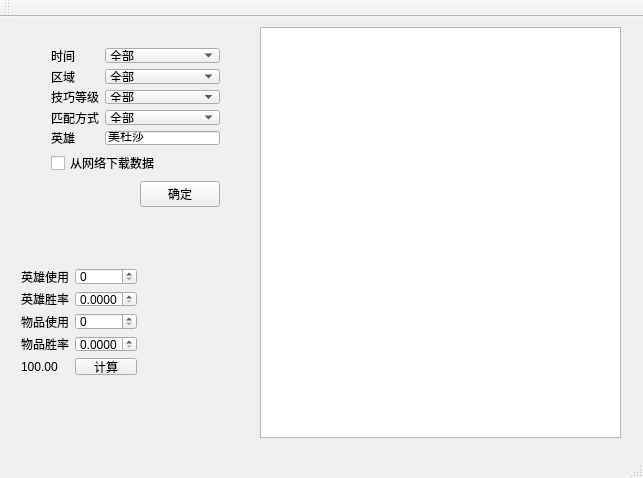
This is mainwindow.ui in vkensou/DOTA2Statistics as Qt 5 draws it before an edit. The edited form follows.
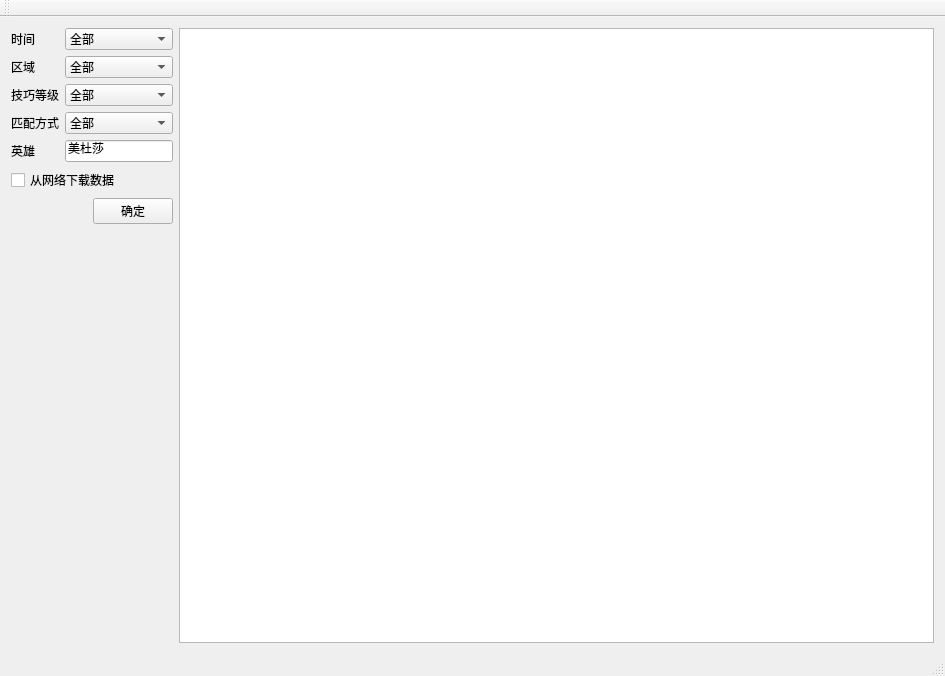
This is the edited form.

Commit message: Optimize Managers' save functions. Optimize ui.

```diff
--- a/mainwindow.ui
+++ b/mainwindow.ui
@@ -6,213 +6,48 @@
    <rect>
     <x>0</x>
     <y>0</y>
-    <width>643</width>
-    <height>478</height>
+    <width>945</width>
+    <height>676</height>
    </rect>
   </property>
   <property name="windowTitle">
    <string>MainWindow</string>
   </property>
   <widget class="QWidget" name="centralWidget">
-   <widget class="QWidget" name="gridLayoutWidget">
-    <property name="geometry">
-     <rect>
-      <x>10</x>
-      <y>240</y>
-      <width>138</width>
-      <height>129</height>
-     </rect>
-    </property>
-    <layout class="QFormLayout" name="formLayout">
-     <property name="fieldGrowthPolicy">
-      <enum>QFormLayout::AllNonFixedFieldsGrow</enum>
-     </property>
-     <item row="0" column="1">
-      <widget class="QSpinBox" name="spin_HeroUsed">
-       <property name="maximum">
-        <number>999999999</number>
-       </property>
-      </widget>
-     </item>
-     <item row="1" column="0">
-      <widget class="QLabel" name="label_2">
-       <property name="text">
-        <string>英雄胜率</string>
-       </property>
-      </widget>
-     </item>
-     <item row="1" column="1">
-      <widget class="QDoubleSpinBox" name="spin_HeroRate">
-       <property name="decimals">
-        <number>4</number>
-       </property>
-       <property name="maximum">
-        <double>1.000000000000000</double>
-       </property>
-       <property name="singleStep">
-        <double>0.100000000000000</double>
-       </property>
-      </widget>
-     </item>
-     <item row="2" column="0">
-      <widget class="QLabel" name="label_3">
-       <property name="text">
-        <string>物品使用</string>
-       </property>
-      </widget>
-     </item>
-     <item row="2" column="1">
-      <widget class="QSpinBox" name="spin_ItemUsed">
-       <property name="maximum">
-        <number>999999999</number>
-       </property>
-      </widget>
-     </item>
-     <item row="3" column="0">
-      <widget class="QLabel" name="label_4">
-       <property name="text">
-        <string>物品胜率</string>
-       </property>
-      </widget>
-     </item>
-     <item row="3" column="1">
-      <widget class="QDoubleSpinBox" name="spin_ItemRate">
-       <property name="decimals">
-        <number>4</number>
-       </property>
-       <property name="maximum">
-        <double>1.000000000000000</double>
-       </property>
-       <property name="singleStep">
-        <double>0.100000000000000</double>
-       </property>
-      </widget>
-     </item>
-     <item row="4" column="0">
-      <widget class="QLabel" name="lbl_result">
-       <property name="text">
-        <string>100.00</string>
-       </property>
-      </widget>
-     </item>
-     <item row="4" column="1">
-      <widget class="QPushButton" name="btn_CalcX2">
-       <property name="text">
-        <string>计算</string>
-       </property>
-      </widget>
-     </item>
+   <layout class="QGridLayout" name="gridLayout_3">
      <item row="0" column="0">
-      <widget class="QLabel" name="label">
-       <property name="text">
-        <string>英雄使用</string>
-       </property>
-      </widget>
-     </item>
-    </layout>
-   </widget>
-   <widget class="QTableWidget" name="table_items">
-    <property name="geometry">
-     <rect>
-      <x>260</x>
-      <y>10</y>
-      <width>361</width>
-      <height>411</height>
-     </rect>
-    </property>
-    <property name="editTriggers">
-     <set>QAbstractItemView::NoEditTriggers</set>
-    </property>
-    <property name="rowCount">
-     <number>0</number>
-    </property>
-    <property name="columnCount">
-     <number>2</number>
-    </property>
-    <attribute name="horizontalHeaderVisible">
-     <bool>false</bool>
-    </attribute>
-    <attribute name="verticalHeaderVisible">
-     <bool>false</bool>
-    </attribute>
-    <column/>
-    <column/>
-   </widget>
-   <widget class="QWidget" name="verticalLayoutWidget">
-    <property name="geometry">
-     <rect>
-      <x>40</x>
-      <y>20</y>
-      <width>191</width>
-      <height>181</height>
-     </rect>
-    </property>
-    <layout class="QVBoxLayout" name="verticalLayout">
+     <layout class="QVBoxLayout" name="verticalLayout_2">
+      <property name="sizeConstraint">
+       <enum>QLayout::SetMinAndMaxSize</enum>
+      </property>
+      <item>
+       <layout class="QVBoxLayout" name="verticalLayout_3">
+        <property name="sizeConstraint">
+         <enum>QLayout::SetMaximumSize</enum>
+        </property>
      <item>
       <layout class="QGridLayout" name="gridLayout">
-       <item row="4" column="1">
-        <widget class="QLineEdit" name="edt_heroname">
-         <property name="text">
-          <string>美杜莎</string>
-         </property>
-        </widget>
-       </item>
-       <item row="4" column="0">
-        <widget class="QLabel" name="label_9">
-         <property name="text">
-          <string>英雄</string>
-         </property>
-        </widget>
-       </item>
-       <item row="1" column="0">
-        <widget class="QLabel" name="label_6">
-         <property name="text">
-          <string>区域</string>
-         </property>
-        </widget>
-       </item>
-       <item row="1" column="1">
-        <widget class="QComboBox" name="cbb_server">
-         <item>
-          <property name="text">
-           <string>全部</string>
-          </property>
-         </item>
-         <item>
-          <property name="text">
-           <string>中国</string>
-          </property>
-         </item>
-         <item>
-          <property name="text">
-           <string>国外</string>
-          </property>
-         </item>
-        </widget>
-       </item>
-       <item row="0" column="0">
-        <widget class="QLabel" name="label_5">
-         <property name="text">
-          <string>时间</string>
-         </property>
-        </widget>
-       </item>
        <item row="2" column="0">
         <widget class="QLabel" name="label_7">
+            <property name="sizePolicy">
+             <sizepolicy hsizetype="Fixed" vsizetype="Preferred">
+              <horstretch>0</horstretch>
+              <verstretch>0</verstretch>
+             </sizepolicy>
+            </property>
          <property name="text">
           <string>技巧等级</string>
          </property>
         </widget>
        </item>
-       <item row="3" column="0">
-        <widget class="QLabel" name="label_8">
-         <property name="text">
-          <string>匹配方式</string>
-         </property>
-        </widget>
-       </item>
        <item row="2" column="1">
         <widget class="QComboBox" name="cbb_skill">
+            <property name="sizePolicy">
+             <sizepolicy hsizetype="Minimum" vsizetype="Fixed">
+              <horstretch>0</horstretch>
+              <verstretch>0</verstretch>
+             </sizepolicy>
+            </property>
          <item>
           <property name="text">
            <string>全部</string>
@@ -242,6 +77,12 @@
        </item>
        <item row="3" column="1">
         <widget class="QComboBox" name="cbb_matchtype">
+            <property name="sizePolicy">
+             <sizepolicy hsizetype="Minimum" vsizetype="Fixed">
+              <horstretch>0</horstretch>
+              <verstretch>0</verstretch>
+             </sizepolicy>
+            </property>
          <item>
           <property name="text">
            <string>全部</string>
@@ -266,6 +107,18 @@
        </item>
        <item row="0" column="1">
         <widget class="QComboBox" name="cbb_time">
+            <property name="sizePolicy">
+             <sizepolicy hsizetype="Minimum" vsizetype="Fixed">
+              <horstretch>0</horstretch>
+              <verstretch>0</verstretch>
+             </sizepolicy>
+            </property>
+            <property name="minimumSize">
+             <size>
+              <width>50</width>
+              <height>20</height>
+             </size>
+            </property>
          <item>
           <property name="text">
            <string>全部</string>
@@ -298,10 +151,106 @@
          </item>
         </widget>
        </item>
+          <item row="1" column="0">
+           <widget class="QLabel" name="label_6">
+            <property name="sizePolicy">
+             <sizepolicy hsizetype="Fixed" vsizetype="Preferred">
+              <horstretch>0</horstretch>
+              <verstretch>0</verstretch>
+             </sizepolicy>
+            </property>
+            <property name="text">
+             <string>区域</string>
+            </property>
+           </widget>
+          </item>
+          <item row="3" column="0" alignment="Qt::AlignLeft">
+           <widget class="QLabel" name="label_8">
+            <property name="sizePolicy">
+             <sizepolicy hsizetype="Fixed" vsizetype="Preferred">
+              <horstretch>0</horstretch>
+              <verstretch>0</verstretch>
+             </sizepolicy>
+            </property>
+            <property name="text">
+             <string>匹配方式</string>
+            </property>
+           </widget>
+          </item>
+          <item row="1" column="1">
+           <widget class="QComboBox" name="cbb_server">
+            <property name="sizePolicy">
+             <sizepolicy hsizetype="Minimum" vsizetype="Fixed">
+              <horstretch>0</horstretch>
+              <verstretch>0</verstretch>
+             </sizepolicy>
+            </property>
+            <item>
+             <property name="text">
+              <string>全部</string>
+             </property>
+            </item>
+            <item>
+             <property name="text">
+              <string>中国</string>
+             </property>
+            </item>
+            <item>
+             <property name="text">
+              <string>国外</string>
+             </property>
+            </item>
+           </widget>
+          </item>
+          <item row="0" column="0" alignment="Qt::AlignLeft">
+           <widget class="QLabel" name="label_5">
+            <property name="sizePolicy">
+             <sizepolicy hsizetype="Fixed" vsizetype="Preferred">
+              <horstretch>0</horstretch>
+              <verstretch>0</verstretch>
+             </sizepolicy>
+            </property>
+            <property name="text">
+             <string>时间</string>
+            </property>
+           </widget>
+          </item>
+          <item row="4" column="0">
+           <widget class="QLabel" name="label_9">
+            <property name="sizePolicy">
+             <sizepolicy hsizetype="Fixed" vsizetype="Preferred">
+              <horstretch>0</horstretch>
+              <verstretch>0</verstretch>
+             </sizepolicy>
+            </property>
+            <property name="text">
+             <string>英雄</string>
+            </property>
+           </widget>
+          </item>
+          <item row="4" column="1">
+           <widget class="QLineEdit" name="edt_heroname">
+            <property name="sizePolicy">
+             <sizepolicy hsizetype="Minimum" vsizetype="Fixed">
+              <horstretch>0</horstretch>
+              <verstretch>0</verstretch>
+             </sizepolicy>
+            </property>
+            <property name="text">
+             <string>美杜莎</string>
+            </property>
+           </widget>
+          </item>
       </layout>
      </item>
      <item>
       <widget class="QCheckBox" name="ckb_force_download">
+          <property name="sizePolicy">
+           <sizepolicy hsizetype="Minimum" vsizetype="Fixed">
+            <horstretch>0</horstretch>
+            <verstretch>0</verstretch>
+           </sizepolicy>
+          </property>
        <property name="text">
         <string>从网络下载数据</string>
        </property>
@@ -309,30 +258,75 @@
      </item>
      <item>
       <layout class="QHBoxLayout" name="horizontalLayout">
+          <item alignment="Qt::AlignRight">
+           <widget class="QPushButton" name="btn_calc">
+            <property name="sizePolicy">
+             <sizepolicy hsizetype="MinimumExpanding" vsizetype="Fixed">
+              <horstretch>0</horstretch>
+              <verstretch>0</verstretch>
+             </sizepolicy>
+            </property>
+            <property name="text">
+             <string>确定</string>
+            </property>
+           </widget>
+          </item>
+         </layout>
+        </item>
+       </layout>
+      </item>
        <item>
-        <spacer name="horizontalSpacer">
+       <spacer name="verticalSpacer">
+        <property name="sizePolicy">
+         <sizepolicy hsizetype="Minimum" vsizetype="Expanding">
+          <horstretch>0</horstretch>
+          <verstretch>0</verstretch>
+         </sizepolicy>
+        </property>
          <property name="orientation">
-          <enum>Qt::Horizontal</enum>
+         <enum>Qt::Vertical</enum>
+        </property>
+        <property name="sizeType">
+         <enum>QSizePolicy::Expanding</enum>
          </property>
          <property name="sizeHint" stdset="0">
           <size>
-           <width>40</width>
-           <height>20</height>
+          <width>20</width>
+          <height>40</height>
           </size>
          </property>
         </spacer>
        </item>
-       <item>
-        <widget class="QPushButton" name="btn_calc">
-         <property name="text">
-          <string>确定</string>
-         </property>
+     </layout>
+    </item>
+    <item row="0" column="1">
+     <widget class="QTableWidget" name="table_items">
+      <property name="sizePolicy">
+       <sizepolicy hsizetype="Expanding" vsizetype="Expanding">
+        <horstretch>0</horstretch>
+        <verstretch>0</verstretch>
+       </sizepolicy>
+      </property>
+      <property name="editTriggers">
+       <set>QAbstractItemView::NoEditTriggers</set>
+      </property>
+      <property name="rowCount">
+       <number>0</number>
+      </property>
+      <property name="columnCount">
+       <number>2</number>
+      </property>
+      <attribute name="horizontalHeaderVisible">
+       <bool>false</bool>
+      </attribute>
+      <attribute name="verticalHeaderVisible">
+       <bool>false</bool>
+      </attribute>
+      <column/>
+      <column/>
         </widget>
        </item>
       </layout>
-     </item>
-    </layout>
-   </widget>
   </widget>
   <widget class="QMenuBar" name="menuBar">
    <property name="geometry">
```
Left out of the diff: 2 changed lines with no effect on the pictures. Lines whose indentation alone changed are shown as unchanged. The commit also changes 3 other files.
